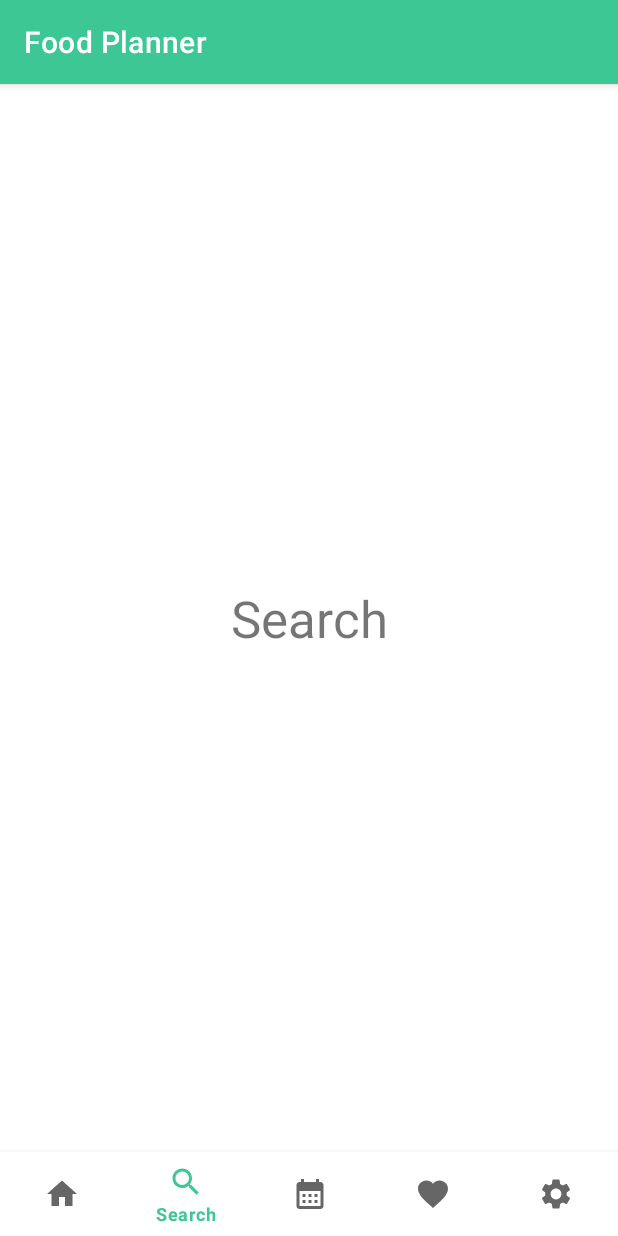
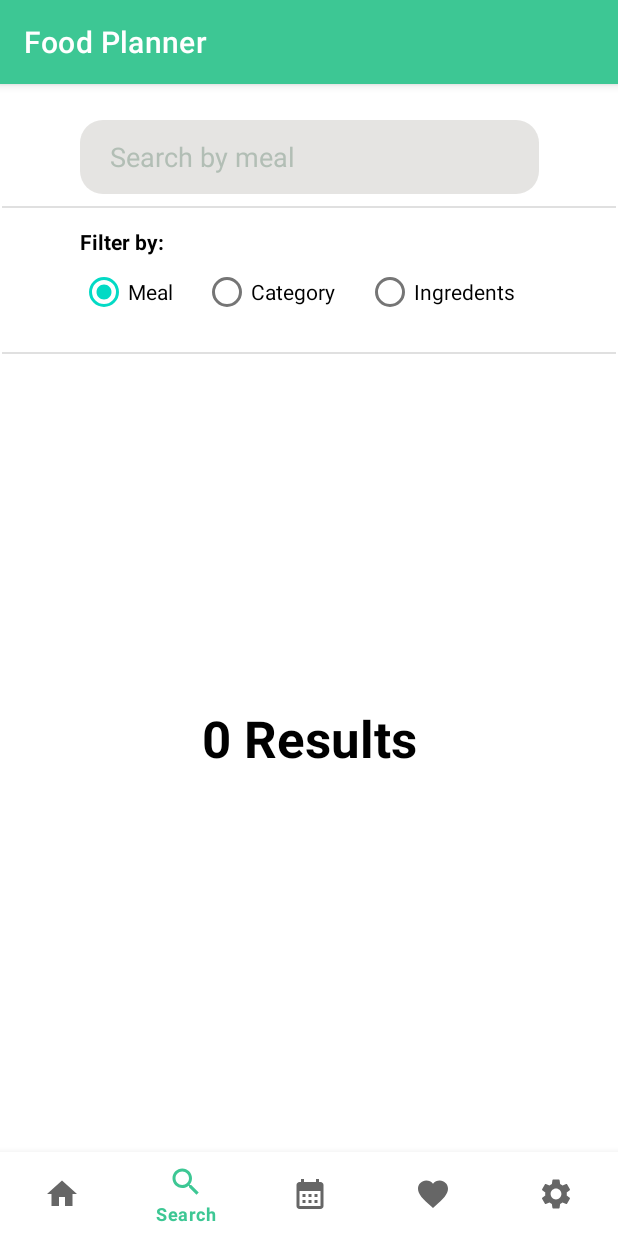
Before and after one commit to AhmedAshraf0/Food-Planner, an Android app: the screen it shows after launch (MainActivity), item 2 of the bottom bar chosen, on a phone screen of 412 x 824 dp. Run offline under Robolectric (Android 15) with nearby library versions, the phone set to English and light mode, and no system bars; libraries missing offline, so code that uses them is left out: com.makeramen.roundedimageview.

Commit message:
search-screen-v1.0
Took 58 minutes

```diff
--- a/app/src/main/java/com/example/foodplanner/main_activity/view/MainActivity.java
+++ b/app/src/main/java/com/example/foodplanner/main_activity/view/MainActivity.java
@@ -25,6 +25,7 @@ public class MainActivity extends AppCompatActivity {
         super.onCreate(savedInstanceState);
         binding = ActivityMainBinding.inflate(getLayoutInflater());
         setContentView(binding.getRoot());
+
         replaceFragment(new HomeFragment());
         binding.bottomNavBar.setOnItemSelectedListener(new NavigationBarView.OnItemSelectedListener() {
             @Override
--- a/app/src/main/java/com/example/foodplanner/search/SearchFragment.java
+++ b/app/src/main/java/com/example/foodplanner/search/SearchFragment.java
@@ -10,51 +10,14 @@ import android.view.ViewGroup;
 
 import com.example.foodplanner.R;
 
-/**
- * A simple {@link Fragment} subclass.
- * Use the {@link SearchFragment#newInstance} factory method to
- * create an instance of this fragment.
- */
 public class SearchFragment extends Fragment {
-
-    // TODO: Rename parameter arguments, choose names that match
-    // the fragment initialization parameters, e.g. ARG_ITEM_NUMBER
-    private static final String ARG_PARAM1 = "param1";
-    private static final String ARG_PARAM2 = "param2";
-
-    // TODO: Rename and change types of parameters
-    private String mParam1;
-    private String mParam2;
-
     public SearchFragment() {
         // Required empty public constructor
-    }
-
-    /**
-     * Use this factory method to create a new instance of
-     * this fragment using the provided parameters.
-     *
-     * @param param1 Parameter 1.
-     * @param param2 Parameter 2.
-     * @return A new instance of fragment SearchFragment.
-     */
-    // TODO: Rename and change types and number of parameters
-    public static SearchFragment newInstance(String param1, String param2) {
-        SearchFragment fragment = new SearchFragment();
-        Bundle args = new Bundle();
-        args.putString(ARG_PARAM1, param1);
-        args.putString(ARG_PARAM2, param2);
-        fragment.setArguments(args);
-        return fragment;
     }
 
     @Override
     public void onCreate(Bundle savedInstanceState) {
         super.onCreate(savedInstanceState);
-        if (getArguments() != null) {
-            mParam1 = getArguments().getString(ARG_PARAM1);
-            mParam2 = getArguments().getString(ARG_PARAM2);
-        }
     }
 
     @Override
--- /dev/null
+++ b/app/src/main/res/drawable/textfield_style.xml
@@ -0,0 +1,14 @@
+<?xml version="1.0" encoding="utf-8"?>
+<!--  res/drawable/rounded_edittext.xml -->
+<shape xmlns:android="http://schemas.android.com/apk/res/android"
+    android:shape="rectangle"
+    android:padding="10dp">
+
+    <solid android:color="@color/grey" />
+    <corners
+        android:bottomRightRadius="15dp"
+        android:bottomLeftRadius="15dp"
+        android:topLeftRadius="15dp"
+        android:topRightRadius="15dp" />
+    <size android:height="35dp"/>
+</shape>
--- a/app/src/main/res/layout/fragment_search.xml
+++ b/app/src/main/res/layout/fragment_search.xml
@@ -1,16 +1,109 @@
 <?xml version="1.0" encoding="utf-8"?>
-<FrameLayout xmlns:android="http://schemas.android.com/apk/res/android"
+<androidx.constraintlayout.widget.ConstraintLayout xmlns:android="http://schemas.android.com/apk/res/android"
+    xmlns:app="http://schemas.android.com/apk/res-auto"
     xmlns:tools="http://schemas.android.com/tools"
+    android:id="@+id/searchConLayout"
     android:layout_width="match_parent"
     android:layout_height="match_parent"
     tools:context=".search.SearchFragment">
 
-    <!-- TODO: Update blank fragment layout -->
+    <EditText
+        android:id="@+id/editTextTextPersonName"
+        android:layout_width="306dp"
+        android:layout_height="49dp"
+        android:layout_marginTop="24dp"
+        android:background="@drawable/textfield_style"
+        android:ems="10"
+        android:hint="Search by meal"
+        android:inputType="textPersonName"
+        android:paddingStart="20dp"
+        android:textColorHint="@color/dark_grey"
+        app:layout_constraintEnd_toEndOf="parent"
+        app:layout_constraintStart_toStartOf="parent"
+        app:layout_constraintTop_toTopOf="parent" />
+
+    <View
+        android:id="@+id/divider"
+        android:layout_width="409dp"
+        android:layout_height="1dp"
+        android:layout_marginTop="8dp"
+        android:background="?android:attr/listDivider"
+        android:paddingStart="20dp"
+        android:paddingEnd="20dp"
+        app:layout_constraintEnd_toEndOf="parent"
+        app:layout_constraintStart_toStartOf="parent"
+        app:layout_constraintTop_toBottomOf="@+id/editTextTextPersonName" />
+
     <TextView
-        android:layout_width="match_parent"
-        android:layout_height="match_parent"
+        android:id="@+id/textView"
+        android:layout_width="wrap_content"
+        android:layout_height="wrap_content"
+        android:layout_marginTop="22dp"
+        android:text="@string/filter"
+        android:textColor="#000000"
+        android:textSize="14sp"
+        android:textStyle="bold"
+        app:layout_constraintEnd_toEndOf="parent"
+        app:layout_constraintHorizontal_bias="0.15"
+        app:layout_constraintStart_toStartOf="parent"
+        app:layout_constraintTop_toBottomOf="@+id/editTextTextPersonName" />
+
+    <RadioGroup
+        android:id="@+id/radioGroup"
+        android:layout_width="wrap_content"
+        android:layout_height="wrap_content"
+        android:layout_marginTop="32dp"
+        android:orientation="horizontal"
+        app:layout_constraintEnd_toEndOf="@+id/textView"
+        app:layout_constraintHorizontal_bias="0.0"
+        app:layout_constraintStart_toStartOf="@+id/textView"
+        app:layout_constraintTop_toBottomOf="@+id/divider">
+
+        <RadioButton
+            android:id="@+id/radioButton"
+            android:layout_width="match_parent"
+            android:layout_height="wrap_content"
+            android:paddingEnd="20dp"
+            android:checked="true"
+            android:text="@string/meal" />
+
+        <RadioButton
+            android:id="@+id/radioButton2"
+            android:layout_width="match_parent"
+            android:layout_height="wrap_content"
+            android:paddingEnd="20dp"
+            android:text="@string/category" />
+
+        <RadioButton
+            android:id="@+id/radioButton3"
+            android:layout_width="match_parent"
+            android:layout_height="wrap_content"
+            android:paddingEnd="20dp"
+            android:text="@string/ingredents" />
+    </RadioGroup>
+
+    <View
+        android:id="@+id/divider2"
+        android:layout_width="409dp"
+        android:layout_height="1dp"
+        android:layout_marginTop="16dp"
+        android:background="?android:attr/listDivider"
+        app:layout_constraintEnd_toEndOf="parent"
+        app:layout_constraintStart_toStartOf="parent"
+        app:layout_constraintTop_toBottomOf="@+id/radioGroup" />
+
+    <TextView
+        android:id="@+id/textView2"
+        android:layout_width="wrap_content"
+        android:layout_height="wrap_content"
         android:gravity="center"
-        android:text="Search"
-        android:textSize="34sp" />
-
-</FrameLayout>
+        android:text="@string/noresults"
+        android:textColor="#000000"
+        android:textSize="34sp"
+        android:textStyle="bold"
+        app:layout_constraintBottom_toBottomOf="parent"
+        app:layout_constraintEnd_toEndOf="parent"
+        app:layout_constraintStart_toStartOf="parent"
+        app:layout_constraintTop_toBottomOf="@+id/divider2"
+        app:layout_constraintVertical_bias="0.48000002" />
+</androidx.constraintlayout.widget.ConstraintLayout>
--- a/app/src/main/res/values/colors.xml
+++ b/app/src/main/res/values/colors.xml
@@ -8,4 +8,6 @@
     <color name="teal_700">#FF018786</color>
     <color name="black">#FF000000</color>
     <color name="white">#FFFFFFFF</color>
+    <color name="grey">#E5E4E2</color>
+    <color name="dark_grey">#B2BEB5</color>
 </resources>
--- a/app/src/main/res/values/strings.xml
+++ b/app/src/main/res/values/strings.xml
@@ -5,4 +5,9 @@
     <string name="recently">Recently viewed</string>
     <string name="addToSchedule">Add To Schedule</string>
     <string name="seeAll">See All</string>
+    <string name="filter">Filter by:</string>
+    <string name="meal">Meal</string>
+    <string name="category">Category</string>
+    <string name="ingredents">Ingredents</string>
+    <string name="noresults">0 Results</string>
 </resources>
```
